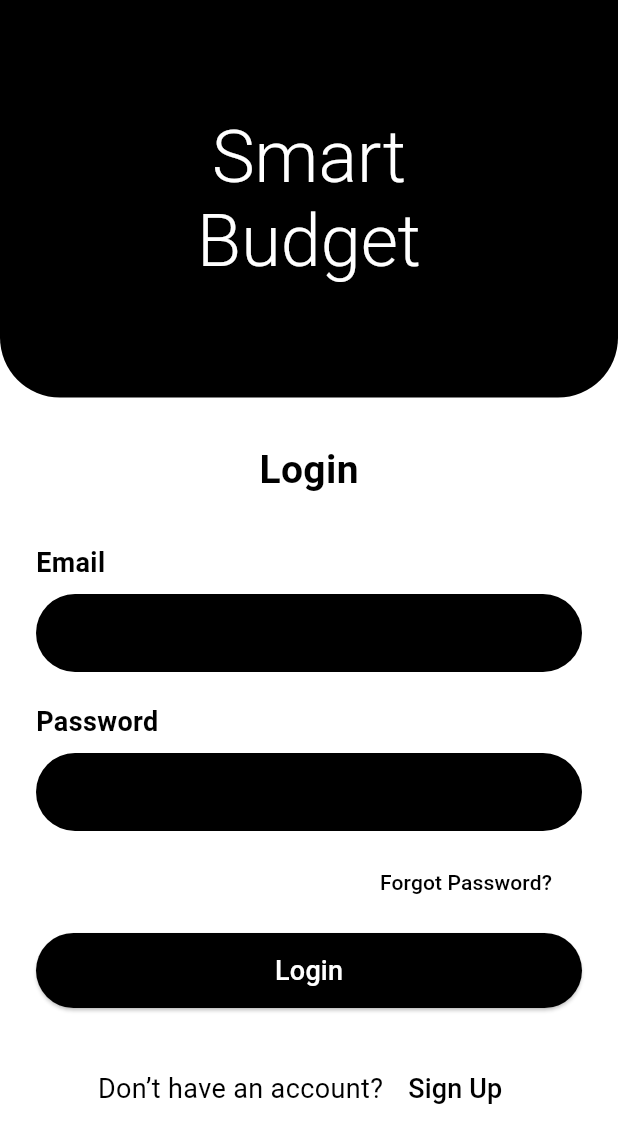
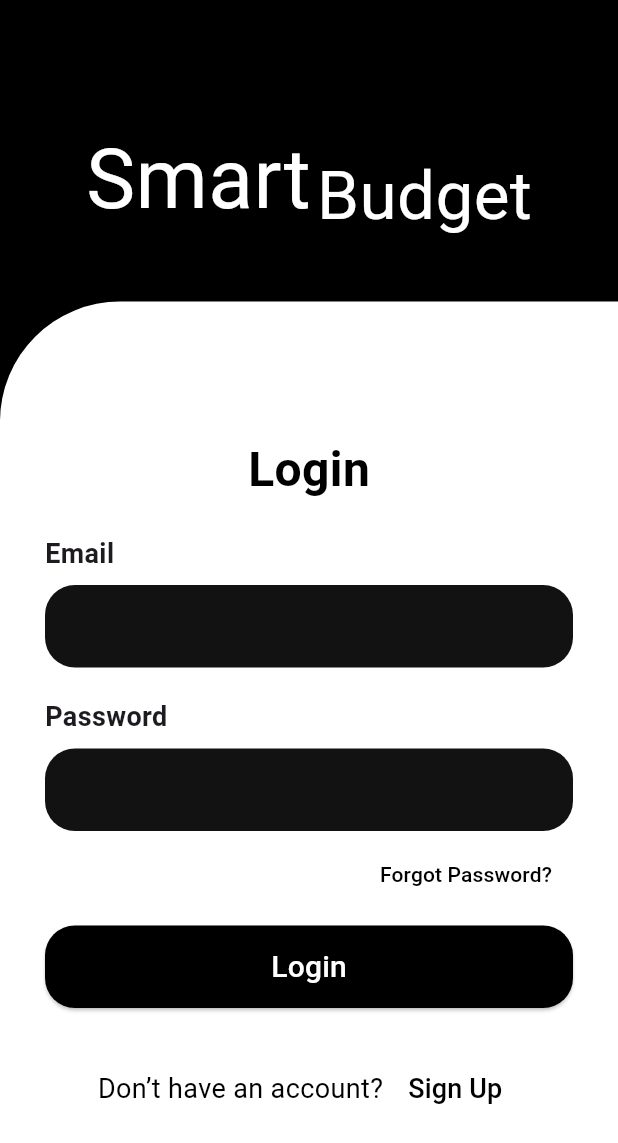
Before and after one commit to PudasainiSalina2060/financetracker_frontend, a Flutter app: the screen it shows after launch, on a phone screen of 412 x 824 dp. Shown: the top 1143 px of the screen. Run offline on Flutter 3.47's test engine with Material 3 defaults, Android fonts, the phone set to English and light mode, and no system bars; our stand-ins replace google_fonts; Roboto replaces fonts that are missing (Inika, Inspiration).

Commit message:
made some updates in login screen UI

```diff
--- a/lib/screens/login_screen.dart
+++ b/lib/screens/login_screen.dart
@@ -13,35 +13,51 @@ class LoginScreen extends StatelessWidget {
           crossAxisAlignment: CrossAxisAlignment.start,
           children: [
             // Top black section with app name
+            Stack(
+              children: [
                 Container(
-              height: 265,
+                  height: 280,
                   width: double.infinity,
+                  color: Colors.black,
+                ),
+                Positioned(
+                  bottom: -1,
+                  child: Container(
+                    height: 80,
+                    width: MediaQuery.of(context).size.width,
                     decoration: const BoxDecoration(
-                color: Colors.black,
+                      color: Colors.white,
                       borderRadius: BorderRadius.only(
-                  bottomLeft: Radius.circular(40),
-                  bottomRight: Radius.circular(40),
+                        topLeft: Radius.circular(80),
                       ),
                     ),
+                  ),
+                ),
+                Positioned.fill(
                   child: Center(
-                child: RichText(
-                  textAlign: TextAlign.center,
-                  text: TextSpan(
+                    child: Padding(
+                      padding: const EdgeInsets.only(bottom: 40),
+                      child: Row(
+                        mainAxisAlignment: MainAxisAlignment.center,
+                        crossAxisAlignment: CrossAxisAlignment.center,
                         children: [
-                      TextSpan(
-                        text: "Smart\n",
+                          Text(
+                            "Smart",
                             style: GoogleFonts.adventPro(
                               color: Colors.white,
-                          fontSize: 48,
-                          fontWeight: FontWeight.w300,
+                              fontSize: 55,
+                              fontWeight: FontWeight.w400,
                             ),
                           ),
-                      TextSpan(
-                        text: "Budget",
+                          const SizedBox(width: 4),
+                          Padding(
+                            padding: const EdgeInsets.only(top: 20),
+                            child: Text(
+                              "Budget",
                               style: GoogleFonts.inspiration(
                                 color: Colors.white,
-                          fontSize: 48,
-                          fontWeight: FontWeight.w300,
+                                fontSize: 45,
+                              ),
                             ),
                           ),
                         ],
@@ -49,52 +65,40 @@ class LoginScreen extends StatelessWidget {
                     ),
                   ),
                 ),
+              ],
+            ),
 
-            const SizedBox(height: 30),
-
-            // Login heading
+            const SizedBox(height: 10),
             Center(
               child: Text(
                 "Login",
                 style: GoogleFonts.inika(
-                  fontSize: 26,
+                  fontSize: 32,
                   fontWeight: FontWeight.bold,
                   color: Colors.black,
                 ),
               ),
             ),
-
-            const SizedBox(height: 30),
-
-            // Email label + black input box
+            const SizedBox(height: 20),
+                      // Email Input
             Padding(
-              padding: const EdgeInsets.symmetric(horizontal: 24),
+              padding: const EdgeInsets.symmetric(horizontal: 30),
               child: Column(
                 crossAxisAlignment: CrossAxisAlignment.start,
                 children: [
-                  Text(
-                    "Email",
-                    style: GoogleFonts.inika(
-                      fontSize: 18,
-                      color: Colors.black,
-                      fontWeight: FontWeight.w600,
-                    ),
-                  ),
+                  Text("Email", style: GoogleFonts.inika(fontSize: 18, fontWeight: FontWeight.w600)),
                   const SizedBox(height: 8),
                   Container(
-                    height: 52,
+                    height: 55,
                     decoration: BoxDecoration(
-                      color: Colors.black,
-                      borderRadius: BorderRadius.circular(30),
+                      color: const Color(0xFF121212),
+                      borderRadius: BorderRadius.circular(20),
                     ),
-                    padding: const EdgeInsets.symmetric(horizontal: 20),
-                    alignment: Alignment.centerLeft,
                     child: const TextField(
                       style: TextStyle(color: Colors.white),
-                      cursorColor: Colors.white,
                       decoration: InputDecoration(
-                        isDense: true,
                         border: InputBorder.none,
+                        contentPadding: EdgeInsets.symmetric(horizontal: 20, vertical: 15),
                       ),
                     ),
                   ),
@@ -104,44 +108,33 @@ class LoginScreen extends StatelessWidget {
 
             const SizedBox(height: 20),
 
-            // Password label + black input box
+            // Password Input
             Padding(
-              padding: const EdgeInsets.symmetric(horizontal: 24),
+              padding: const EdgeInsets.symmetric(horizontal: 30),
               child: Column(
                 crossAxisAlignment: CrossAxisAlignment.start,
                 children: [
-                  Text(
-                    "Password",
-                    style: GoogleFonts.inika(
-                      fontSize: 18,
-                      color: Colors.black,
-                      fontWeight: FontWeight.w600,
-                    ),
-                  ),
+                  Text("Password", style: GoogleFonts.inika(fontSize: 18, fontWeight: FontWeight.w600)),
                   const SizedBox(height: 8),
                   Container(
-                    height: 52,
+                    height: 55,
                     decoration: BoxDecoration(
-                      color: Colors.black,
-                      borderRadius: BorderRadius.circular(30),
+                      color: const Color(0xFF121212),
+                      borderRadius: BorderRadius.circular(20),
                     ),
-                    padding: const EdgeInsets.symmetric(horizontal: 20),
-                    alignment: Alignment.centerLeft,
                     child: const TextField(
-                      obscureText: true,//Password: Masks characters (●●●)
+                      obscureText: true,
                       style: TextStyle(color: Colors.white),
-                      cursorColor: Colors.white,
                       decoration: InputDecoration(
-                        isDense: true,
                         border: InputBorder.none,
+                        contentPadding: EdgeInsets.symmetric(horizontal: 20, vertical: 15),
                       ),
                     ),
                   ),
                 ],
               ),
             ),
-
-            const SizedBox(height: 10),
+            const SizedBox(height: 5), // Tightens the link to the box
 
             // Forgot password link under the password field
             Padding(
@@ -162,21 +155,21 @@ class LoginScreen extends StatelessWidget {
 
             // Login button (black)
             Padding(
-              padding: const EdgeInsets.symmetric(horizontal: 24),
+              padding: const EdgeInsets.symmetric(horizontal: 30),
               child: SizedBox(
                 width: double.infinity,
-                height: 50,
+                height: 55,
                 child: ElevatedButton(
                   onPressed: () {},
                   style: ElevatedButton.styleFrom(
                     backgroundColor: Colors.black,
                     shape: RoundedRectangleBorder(
-                      borderRadius: BorderRadius.circular(30),
+                      borderRadius: BorderRadius.circular(20), // Matches input fields
                     ),
                   ),
                   child: Text(
                     "Login",
-                    style: GoogleFonts.inika(fontSize: 18, color: Colors.white),
+                    style: GoogleFonts.inika(fontSize: 20, color: Colors.white),
                   ),
                 ),
               ),
@@ -202,6 +195,7 @@ class LoginScreen extends StatelessWidget {
                     style: GoogleFonts.inika(
                       fontSize: 18,
                       color: Colors.black),
+
                   ),
                 ),
               ],
```
Lines whose indentation alone changed are shown as unchanged.
